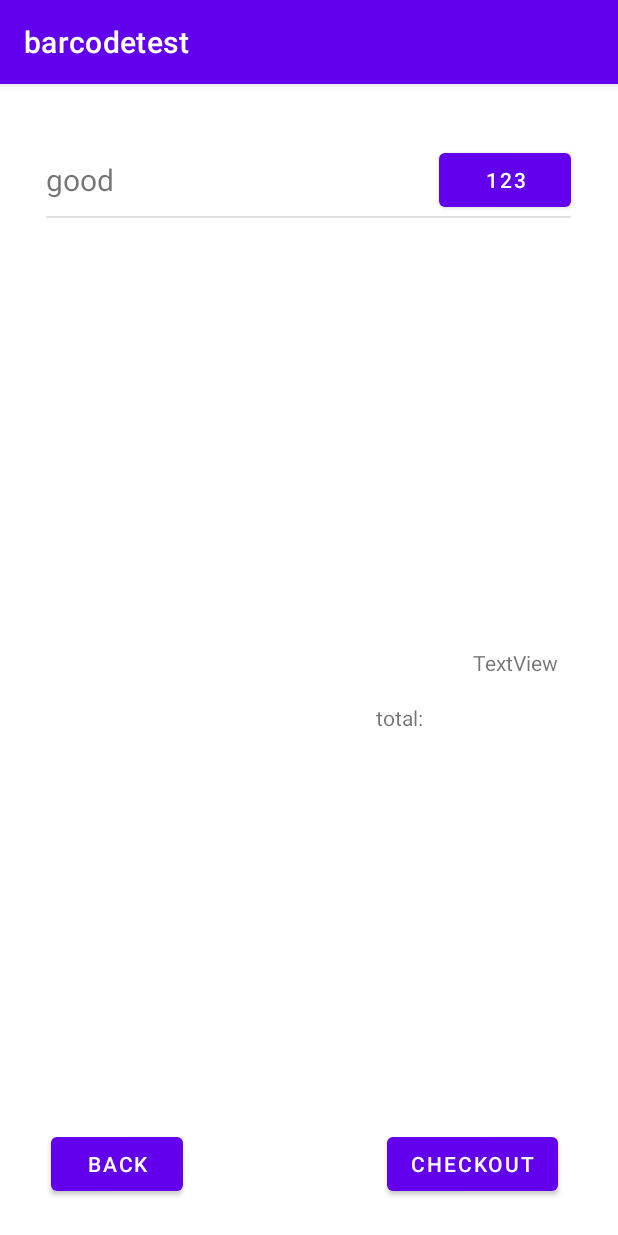
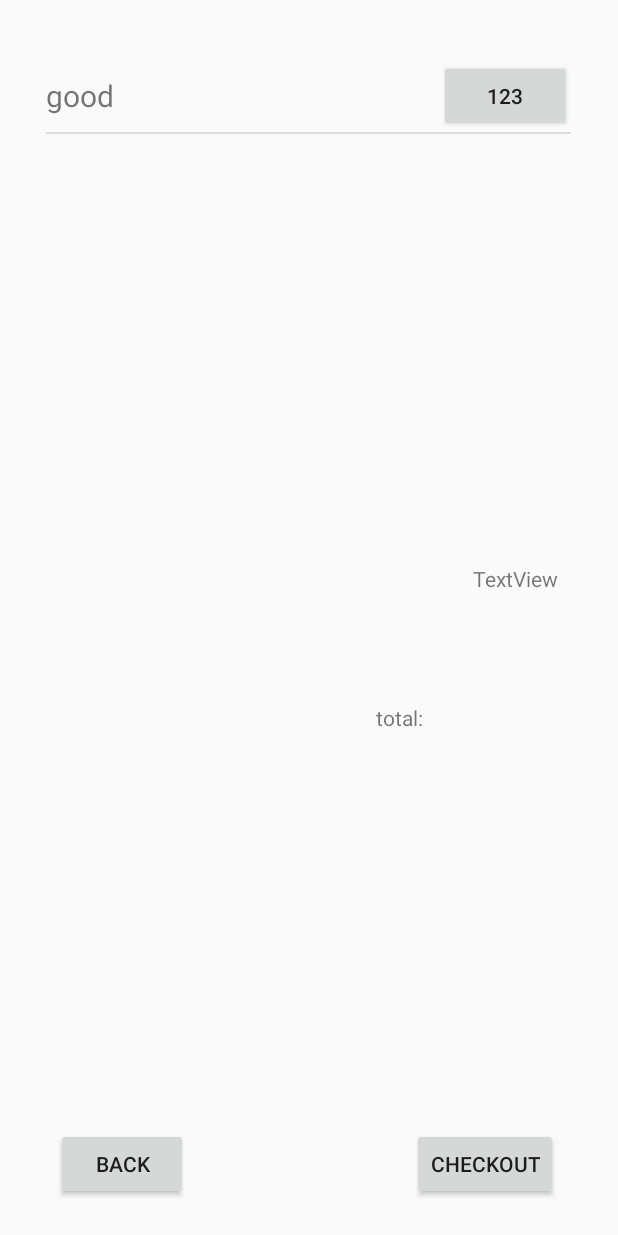
Before and after one commit to bruceliao1007/finalproject, an Android app: the MainActivity screen opened directly, with no data from a screen before it, after a tap on "SHOPPING CART", on a phone screen of 412 x 824 dp. Run offline under Robolectric (Android 15) with nearby library versions, the phone set to English and light mode, and no system bars; libraries missing offline, so code that uses them is left out: com.vishnusivadas.advanced_httpurlconnection; 4 statements that could not run were skipped.

Commit message:
edit xml file

```diff
--- a/app/src/main/java/com/example/barcodetest/MainActivity.java
+++ b/app/src/main/java/com/example/barcodetest/MainActivity.java
@@ -33,8 +33,6 @@ public class MainActivity extends Login {
     CameraSource cameraSource;
     BarcodeDetector barcodeDetector;
     Button back, shoppingcart;
-    public static String[] shoppinglist = new String[3];
-    public static int[] price = new int[3];
 
     @Override
     protected void onCreate(Bundle savedInstanceState) {
@@ -43,7 +41,6 @@ public class MainActivity extends Login {
         getPermissionCamera();
         back = findViewById(R.id.button5);
         surfaceView=(SurfaceView)findViewById(R.id.surface_view);
-        textView=(TextView)findViewById(R.id.barcode_text);
 
         shoppingcart = findViewById(R.id.shoppingcart);
 
@@ -88,7 +85,6 @@ public class MainActivity extends Login {
                     textView.post(new Runnable() {
                         @Override
                         public void run() {
-                            textView.setText(qrCodes.valueAt(0).displayValue);
 
                             String[] title = new String[1];
                             title[0] = "title";
@@ -102,7 +98,6 @@ public class MainActivity extends Login {
                                     Toast.makeText(getApplicationContext(),"商品："+barcode_textPOST[0]+" 價格："+price+" 加入購物車", Toast.LENGTH_SHORT).show();
                                 }
                             }
-                            textView.setText("Scan QR Code");
                             try {
                                 Thread.sleep(100);
                             } catch (InterruptedException e) {
--- a/app/src/main/res/values/themes.xml
+++ b/app/src/main/res/values/themes.xml
@@ -1,6 +1,6 @@
 <resources xmlns:tools="http://schemas.android.com/tools">
     <!-- Base application theme. -->
-    <style name="Theme.Barcodetest" parent="Theme.MaterialComponents.DayNight.DarkActionBar">
+    <style name="Theme.Barcodetest" parent="Theme.MaterialComponents.DayNight.NoActionBar.Bridge">
         <!-- Primary brand color. -->
         <item name="colorPrimary">@color/purple_500</item>
         <item name="colorPrimaryVariant">@color/purple_700</item>
```
Also changed, not shown: app/src/main/res/layout/activity_main.xml (+15 -26 lines).
